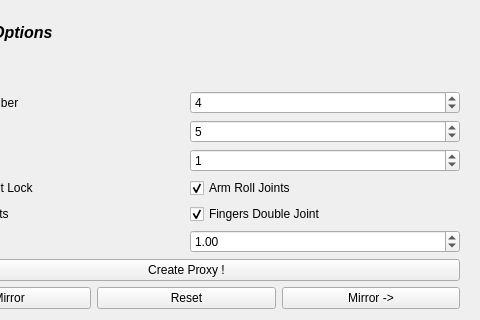
Old version of the form window.ui in the repository FX-Wizard/MagicRig; both pictures show x 107 to 587 and y 180 to 500 of the 587 by 892 pixel window.
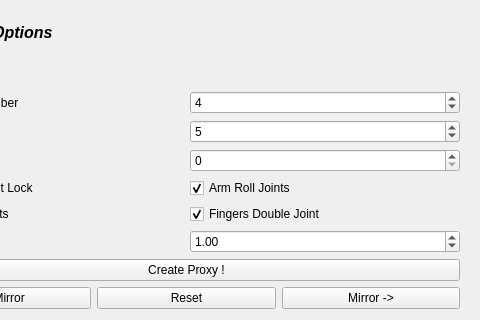
New version of the form. The open tabs and pages were chosen to show the change. Icons and pictures are not drawn.

```diff
--- a/window.ui
+++ b/window.ui
@@ -353,9 +353,12 @@
          </item>
          <item row="2" column="1">
           <widget class="QSpinBox" name="toesNumBox">
-           <property name="value">
+           <property name="singleStep">
             <number>1</number>
            </property>
+           <property name="value">
+            <number>0</number>
+           </property>
           </widget>
          </item>
          <item row="0" column="0">
```
Left out of the diff: 2 changed lines with no effect on the pictures.
